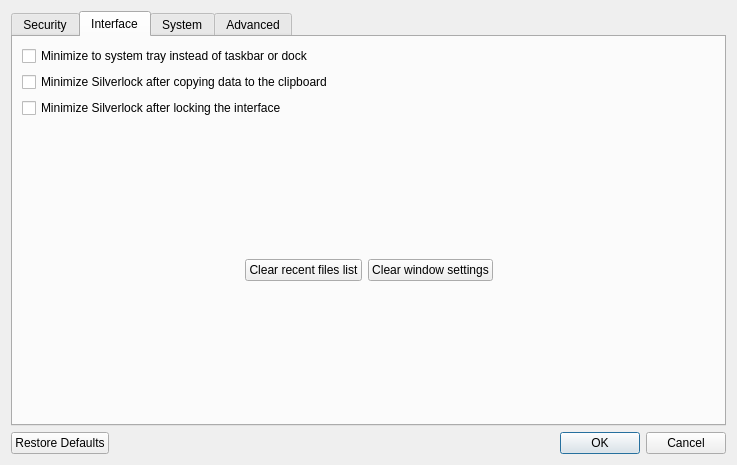
petroules/silverlock, file src/desktop/dialogs/preferencesdialog.ui: the form before one commit.
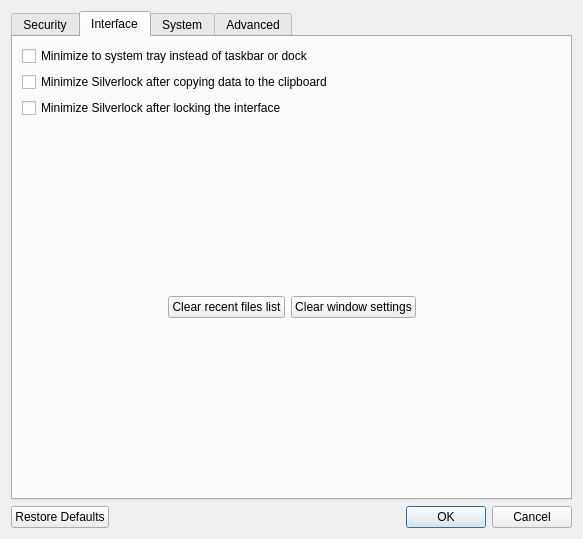
The form after the commit. The open tabs and pages were chosen to show the change.

What changed in the file:
```diff
--- a/src/desktop/dialogs/preferencesdialog.ui
+++ b/src/desktop/dialogs/preferencesdialog.ui
@@ -2,13 +2,14 @@
 <ui version="4.0">
  <class>PreferencesDialog</class>
  <widget class="QDialog" name="PreferencesDialog">
-  <property name="geometry">
-   <rect>
-    <x>0</x>
-    <y>0</y>
-    <width>737</width>
-    <height>465</height>
-   </rect>
+  <property name="windowModality">
+   <enum>Qt::ApplicationModal</enum>
+  </property>
+  <property name="sizePolicy">
+   <sizepolicy hsizetype="Maximum" vsizetype="Maximum">
+    <horstretch>0</horstretch>
+    <verstretch>0</verstretch>
+   </sizepolicy>
   </property>
   <property name="windowTitle">
    <string>Preferences</string>
@@ -16,8 +17,17 @@
   <layout class="QVBoxLayout" name="verticalLayout">
    <item>
     <layout class="QHBoxLayout" name="horizontalLayout_3">
+     <property name="sizeConstraint">
+      <enum>QLayout::SetMaximumSize</enum>
+     </property>
      <item>
       <widget class="QTabWidget" name="tabWidget">
+       <property name="sizePolicy">
+        <sizepolicy hsizetype="Maximum" vsizetype="Maximum">
+         <horstretch>0</horstretch>
+         <verstretch>0</verstretch>
+        </sizepolicy>
+       </property>
        <property name="currentIndex">
         <number>0</number>
        </property>
@@ -149,6 +159,12 @@
         </layout>
        </widget>
        <widget class="QWidget" name="interfaceTab">
+        <property name="sizePolicy">
+         <sizepolicy hsizetype="Maximum" vsizetype="Maximum">
+          <horstretch>0</horstretch>
+          <verstretch>0</verstretch>
+         </sizepolicy>
+        </property>
         <attribute name="title">
          <string>Interface</string>
         </attribute>
@@ -190,8 +206,8 @@
            </property>
            <property name="sizeHint" stdset="0">
             <size>
-             <width>20</width>
-             <height>40</height>
+             <width>1</width>
+             <height>1</height>
             </size>
            </property>
           </spacer>
@@ -205,8 +221,8 @@
              </property>
              <property name="sizeHint" stdset="0">
               <size>
-               <width>40</width>
-               <height>20</height>
+               <width>1</width>
+               <height>1</height>
               </size>
              </property>
             </spacer>
@@ -244,8 +260,8 @@
              </property>
              <property name="sizeHint" stdset="0">
               <size>
-               <width>40</width>
-               <height>20</height>
+               <width>1</width>
+               <height>1</height>
               </size>
              </property>
             </spacer>
@@ -259,8 +275,8 @@
            </property>
            <property name="sizeHint" stdset="0">
             <size>
-             <width>20</width>
-             <height>40</height>
+             <width>1</width>
+             <height>1</height>
             </size>
            </property>
           </spacer>
```
Left out of the diff: 31 changed lines with no effect on the pictures.
